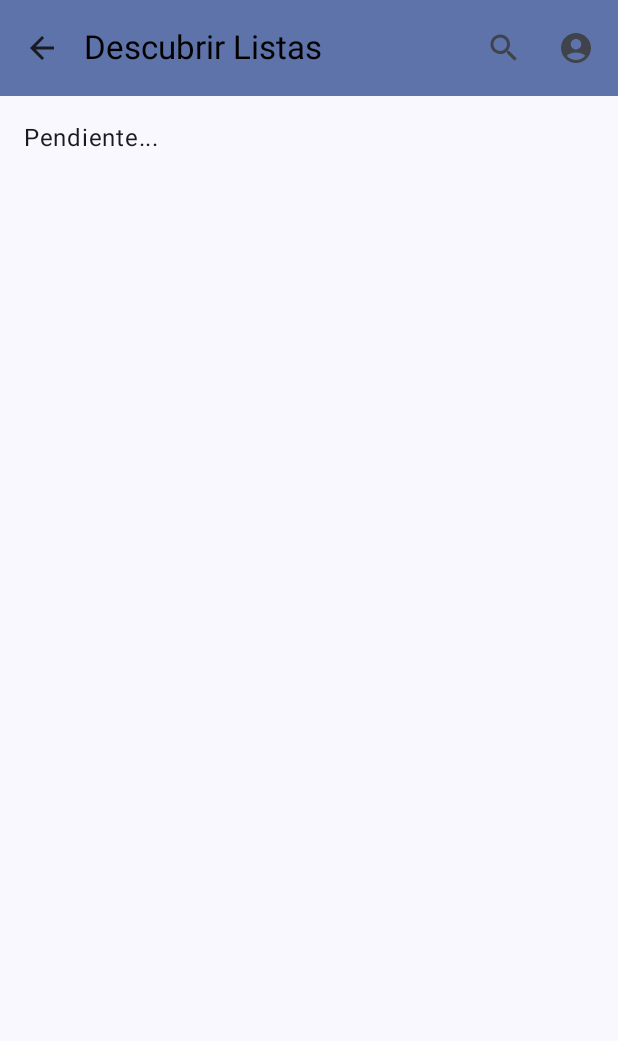
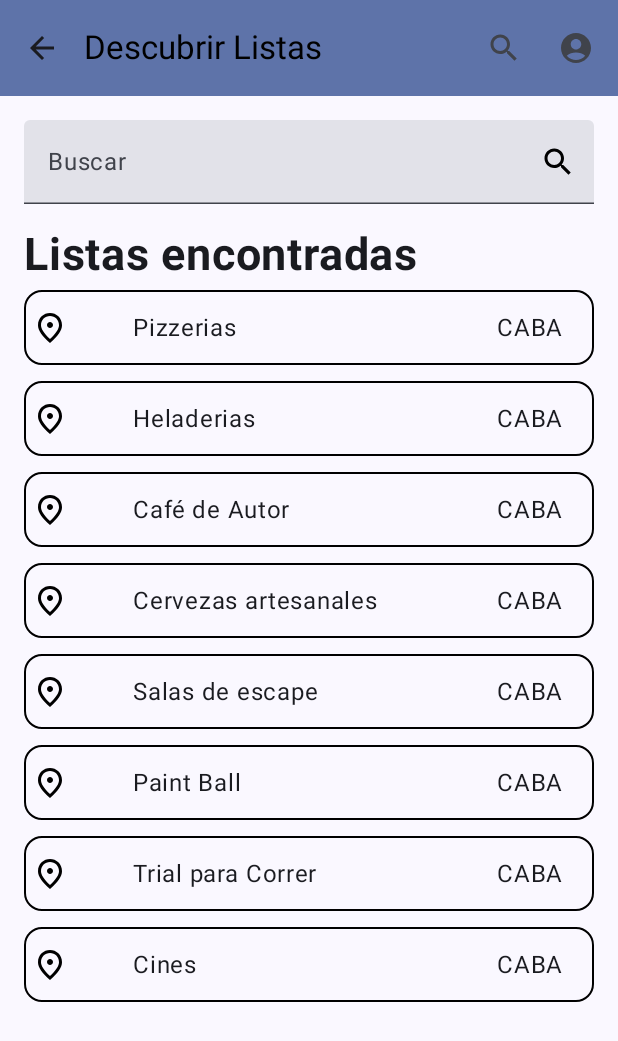
Before and after one commit to SantiBalbiani/UTN_DAM_TP, an Android app built with Jetpack Compose: the DiscoverPlacesScreen screen opened through its navigation route, on a phone screen of 412 x 824 dp. Shown: the top 1041 px of the screen. Run offline under Robolectric (Android 15) with nearby library versions, the phone set to English and light mode, and no system bars; our stand-ins replace livedata-compose.

Commit message:
Maquetado de varios Screens. Resta proceso de Creacion de una Lista

```diff
--- a/app/build.gradle.kts
+++ b/app/build.gradle.kts
@@ -65,6 +65,10 @@ dependencies {
     implementation("androidx.compose.ui:ui-tooling-preview")
     implementation("androidx.compose.material3:material3:1.2.0-alpha02")
 
+    // Google Maps
+    implementation("com.google.maps.android:maps-compose:2.14.0")
+    implementation("com.google.android.gms:play-services-maps:18.1.0")
+
     testImplementation("junit:junit:4.13.2")
     androidTestImplementation("androidx.test.ext:junit:1.1.5")
     androidTestImplementation("androidx.test.espresso:espresso-core:3.5.1")
--- a/app/src/main/AndroidManifest.xml
+++ b/app/src/main/AndroidManifest.xml
@@ -12,6 +12,11 @@
         android:supportsRtl="true"
         android:theme="@style/Theme.Placesify"
         tools:targetApi="31">
+
+        <meta-data
+            android:name="com.google.android.geo.API_KEY"
+            android:value="AIzaSyAYk7lFAb_tZjVD1zcDlipBE-LyA4PqSI" />
+
         <activity
             android:name=".MainActivity"
             android:exported="true"
--- a/app/src/main/java/ar/edu/utn/frba/placesify/view/DiscoverPlacesScreen.kt
+++ b/app/src/main/java/ar/edu/utn/frba/placesify/view/DiscoverPlacesScreen.kt
@@ -1,22 +1,35 @@
 package ar.edu.utn.frba.placesify.view
 
 import android.annotation.SuppressLint
+import androidx.compose.foundation.Image
 import androidx.compose.foundation.layout.Arrangement
 import androidx.compose.foundation.layout.Box
 import androidx.compose.foundation.layout.Column
+import androidx.compose.foundation.layout.Spacer
 import androidx.compose.foundation.layout.fillMaxSize
+import androidx.compose.foundation.layout.fillMaxWidth
+import androidx.compose.foundation.layout.height
 import androidx.compose.foundation.layout.padding
+import androidx.compose.foundation.lazy.LazyColumn
+import androidx.compose.material.icons.Icons
+import androidx.compose.material.icons.outlined.Place
+import androidx.compose.material.icons.outlined.Search
+import androidx.compose.material3.Button
 import androidx.compose.material3.ExperimentalMaterial3Api
 import androidx.compose.material3.Scaffold
 import androidx.compose.material3.Text
+import androidx.compose.material3.TextField
 import androidx.compose.runtime.Composable
 import androidx.compose.ui.Alignment
 import androidx.compose.ui.Modifier
+import androidx.compose.ui.text.font.FontWeight
 import androidx.compose.ui.unit.dp
+import androidx.compose.ui.unit.sp
 import androidx.navigation.NavController
 import ar.edu.utn.frba.placesify.viewmodel.DetailListViewModel
 import ar.edu.utn.frba.placesify.viewmodel.DiscoverPlacesViewModel
 import ar.edu.utn.frba.placesify.viewmodel.HomeViewModel
+import com.google.maps.android.compose.GoogleMap
 
 @Composable
 fun DiscoverPlacesScreen(viewModel: DiscoverPlacesViewModel, navController: NavController? = null) {
@@ -25,7 +38,7 @@ fun DiscoverPlacesScreen(viewModel: DiscoverPlacesViewModel, navController: NavC
             .fillMaxSize()
             .padding(0.dp)
     ) {
-        DetailList(
+        DiscoverPlaces(
             Modifier
                 .align(Alignment.TopStart)
                 .padding(16.dp), viewModel, navController
@@ -36,20 +49,47 @@ fun DiscoverPlacesScreen(viewModel: DiscoverPlacesViewModel, navController: NavC
 @OptIn(ExperimentalMaterial3Api::class)
 @SuppressLint("UnusedMaterial3ScaffoldPaddingParameter")
 @Composable
-fun DetailList(
+fun DiscoverPlaces(
     modifier: Modifier,
     viewModel: DiscoverPlacesViewModel,
     navController: NavController?
 ) {
-
     Scaffold(
         topBar = { BarraNavegacionSuperior("Descubrir Listas", navController) }
     ) { innerPadding ->
-        Column(
+        LazyColumn(
             modifier = modifier.padding(innerPadding),
             verticalArrangement = Arrangement.spacedBy(16.dp)
         ) {
-            Text(text = "Pendiente...")
+            item {
+                TextField(
+                    value = "",
+                    onValueChange = {},
+                    modifier = Modifier
+                        .fillMaxWidth()
+                        .padding(0.dp),
+                    singleLine = true,
+                    maxLines = 1,
+                    label = { Text(text = "Buscar") },
+                    trailingIcon = {
+                        Image(
+                            imageVector = Icons.Outlined.Search,
+                            contentDescription = "",
+                            modifier = Modifier.padding(horizontal = 5.dp)
+                        )
+                    }
+                )
+                Spacer(modifier = Modifier.padding(8.dp))
+                Text(text = "Listas encontradas", fontSize = 30.sp, fontWeight = FontWeight.Bold)
+                ItemLista("Pizzerias", navController)
+                ItemLista("Heladerias", navController)
+                ItemLista("Café de Autor", navController)
+                ItemLista("Cervezas artesanales", navController)
+                ItemLista("Salas de escape", navController)
+                ItemLista("Paint Ball", navController)
+                ItemLista("Trial para Correr", navController)
+                ItemLista("Cines", navController)
+            }
         }
     }
 }
--- a/app/src/main/java/ar/edu/utn/frba/placesify/view/LoginScreen.kt
+++ b/app/src/main/java/ar/edu/utn/frba/placesify/view/LoginScreen.kt
@@ -109,7 +109,7 @@ fun PasswordField(password: String, onTextFieldChanged: (String) -> Unit) {
         value = password,
         onValueChange = { onTextFieldChanged(it) },
         modifier = Modifier.fillMaxWidth(),
-        placeholder = { Text(text = "Contraseña") },
+        label = { Text(text = "Contraseña") },
         keyboardOptions = KeyboardOptions(keyboardType = KeyboardType.Password),
         singleLine = true,
         maxLines = 1,
@@ -126,7 +126,7 @@ fun EmailField(email: String, onTextFieldChanged: (String) -> Unit) {
         value = email,
         onValueChange = { onTextFieldChanged(it) },
         modifier = Modifier.fillMaxWidth(),
-        placeholder = { Text(text = "Email") },
+        label = { Text(text = "Email") },
         keyboardOptions = KeyboardOptions(keyboardType = KeyboardType.Email),
         singleLine = true,
         maxLines = 1,
--- a/app/src/main/java/ar/edu/utn/frba/placesify/view/RegisterScreen.kt
+++ b/app/src/main/java/ar/edu/utn/frba/placesify/view/RegisterScreen.kt
@@ -60,7 +60,7 @@ fun CampoText(text: String) {
         value = "",
         onValueChange = {},
         modifier = Modifier.fillMaxWidth(),
-        placeholder = { Text(text = text) },
+        label = { Text(text = text) },
         keyboardOptions = KeyboardOptions(keyboardType = KeyboardType.Password),
         singleLine = true,
         maxLines = 1,
```
Also changed, not shown: app/src/main/java/ar/edu/utn/frba/placesify/view/BarraNavegacion.kt (+11 -2 lines), app/src/main/java/ar/edu/utn/frba/placesify/view/MyListsScreen.kt (+24 -4 lines), app/src/main/java/ar/edu/utn/frba/placesify/view/ProfileScreen.kt (+30 -4 lines).
